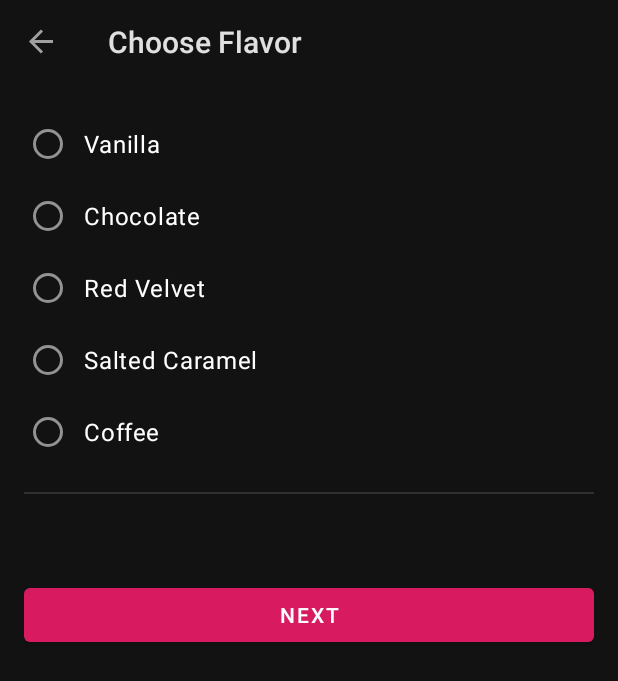
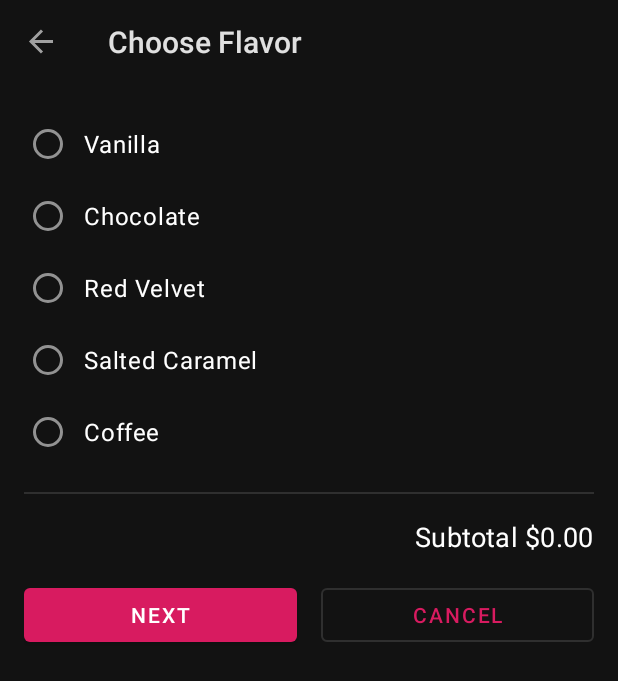
Before and after one commit to kring94/TrainingApp, an Android app: the FlavorFragment screen opened through its navigation route, on a phone screen of 412 x 824 dp. Shown: the top 681 px of the screen. Run offline under Robolectric (Android 15) with nearby library versions, the phone set to English and light mode, and no system bars; our stand-ins replace data binding, navigation-ui.

Commit message:
Se implemento la segunda parte de la septima app, cupcake, donde se manejo la pila y el retorno de un fragment a otro, ademas se hizo uso de un intent implicito, queda pendiente modificar la app para poner en practica diferentes conceptos

```diff
--- a/app/src/main/java/com/example/calculator/cukcakeapp/FlavorFragment.kt
+++ b/app/src/main/java/com/example/calculator/cukcakeapp/FlavorFragment.kt
@@ -48,6 +48,11 @@ class FlavorFragment : Fragment() {
         findNavController().navigate(R.id.action_flavorFragment_to_pickupFragment)
     }
 
+    fun cancelOrder() {
+        sharedViewModel.resetOrder()
+        findNavController().navigate(R.id.action_flavorFragment_to_startFragment)
+    }
+
     /**
      * This fragment lifecycle method is called when the view hierarchy associated with the fragment
      * is being removed. As a result, clear out the binding object.
--- a/app/src/main/java/com/example/calculator/cukcakeapp/PickupFragment.kt
+++ b/app/src/main/java/com/example/calculator/cukcakeapp/PickupFragment.kt
@@ -48,6 +48,11 @@ class PickupFragment : Fragment() {
         findNavController().navigate(R.id.action_pickupFragment_to_summaryFragment)
     }
 
+    fun cancelOrder() {
+        sharedViewModel.resetOrder()
+        findNavController().navigate(R.id.action_pickupFragment_to_startFragment)
+    }
+
     /**
      * This fragment lifecycle method is called when the view hierarchy associated with the fragment
      * is being removed. As a result, clear out the binding object.
--- a/app/src/main/java/com/example/calculator/cukcakeapp/model/OrderViewModel.kt
+++ b/app/src/main/java/com/example/calculator/cukcakeapp/model/OrderViewModel.kt
@@ -3,6 +3,7 @@ package com.example.calculator.cukcakeapp.model
 import androidx.lifecycle.LiveData
 import androidx.lifecycle.MutableLiveData
 import androidx.lifecycle.ViewModel
+import androidx.lifecycle.map
 import java.text.NumberFormat
 import java.text.SimpleDateFormat
 import java.util.*
@@ -23,10 +24,9 @@ class OrderViewModel: ViewModel() {
     val date: LiveData<String> = _date
 
     private val _price = MutableLiveData<Double>()
-    val price: LiveData<String> = Transformations.map(_price) {
+    val price: LiveData<String> = _price.map {
         NumberFormat.getCurrencyInstance().format(it)
     }
-    //val price: LiveData<Double> = _price
 
     private fun updatePrice() {
         var calculatedPrice = (quantity.value ?: 0) * PRICE_PER_CUPCAKE
--- a/app/src/main/res/layout/fragment_flavor.xml
+++ b/app/src/main/res/layout/fragment_flavor.xml
@@ -91,16 +91,31 @@
                 tools:text="Subtotal $5.00" />
 
             <Button
+                android:id="@+id/cancel_button"
+                style="?attr/materialButtonOutlinedStyle"
+                android:layout_width="0dp"
+                android:layout_height="wrap_content"
+                android:layout_marginStart="8dp"
+                android:text="@string/cancel"
+                android:onClick="@{()-> flavorFragment.cancelOrder()}"
+                app:layout_constraintEnd_toEndOf="parent"
+                app:layout_constraintStart_toEndOf="@id/next_button"
+                app:layout_constraintTop_toTopOf="@+id/next_button" />
+
+            <Button
                 android:id="@+id/next_button"
                 android:layout_width="0dp"
                 android:layout_height="wrap_content"
                 android:layout_marginTop="@dimen/side_margin"
+                android:layout_marginEnd="8dp"
+                android:onClick="@{() -> flavorFragment.goToNextScreen()}"
                 android:text="@string/next"
-                android:onClick="@{() -> flavorFragment.goToNextScreen()}"
                 app:layout_constraintBottom_toBottomOf="parent"
-                app:layout_constraintEnd_toEndOf="parent"
+                app:layout_constraintEnd_toStartOf="@+id/cancel_button"
+                app:layout_constraintHorizontal_bias="0.0"
                 app:layout_constraintStart_toStartOf="parent"
-                app:layout_constraintTop_toBottomOf="@id/subtotal" />
+                app:layout_constraintTop_toBottomOf="@id/subtotal"
+                app:layout_constraintVertical_bias="0.0" />
 
         </androidx.constraintlayout.widget.ConstraintLayout>
     </ScrollView>
--- a/app/src/main/res/navigation/cupcake_nav_graph.xml
+++ b/app/src/main/res/navigation/cupcake_nav_graph.xml
@@ -19,6 +19,11 @@
         <action
             android:id="@+id/action_flavorFragment_to_pickupFragment"
             app:destination="@id/pickupFragment" />
+        <action
+            android:id="@+id/action_flavorFragment_to_startFragment"
+            app:destination="@id/startFragment"
+            app:popUpTo="@id/startFragment"
+            app:popUpToInclusive="true" />
     </fragment>
     <fragment
         android:id="@+id/pickupFragment"
@@ -27,9 +32,20 @@
         <action
             android:id="@+id/action_pickupFragment_to_summaryFragment"
             app:destination="@id/summaryFragment" />
+        <action
+            android:id="@+id/action_pickupFragment_to_startFragment"
+            app:destination="@id/startFragment"
+            app:popUpTo="@id/startFragment"
+            app:popUpToInclusive="true" />
     </fragment>
     <fragment
         android:id="@+id/summaryFragment"
         android:name="com.example.calculator.cukcakeapp.SummaryFragment"
-        android:label="@string/order_summary" />
+        android:label="@string/order_summary" >
+        <action
+            android:id="@+id/action_summaryFragment_to_startFragment"
+            app:destination="@id/startFragment"
+            app:popUpTo="@id/startFragment"
+            app:popUpToInclusive="true" />
+    </fragment>
 </navigation>
```
Also changed, not shown: app/src/main/java/com/example/calculator/cukcakeapp/CupcakeMainActivity.kt (+9 -0 lines), app/src/main/java/com/example/calculator/cukcakeapp/SummaryFragment.kt (+26 -0 lines), app/src/main/res/layout/fragment_pickup.xml (+15 -2 lines), app/src/main/res/layout/fragment_summary.xml (+10 -0 lines), app/src/main/res/values/strings.xml (+6 -1 lines).
